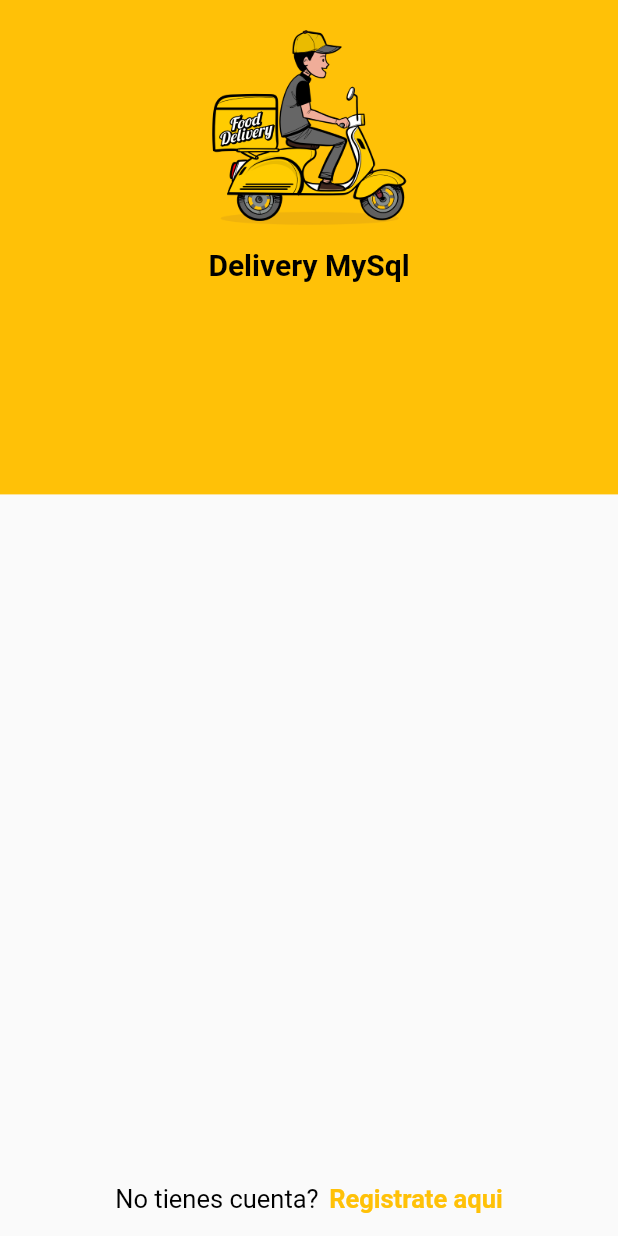
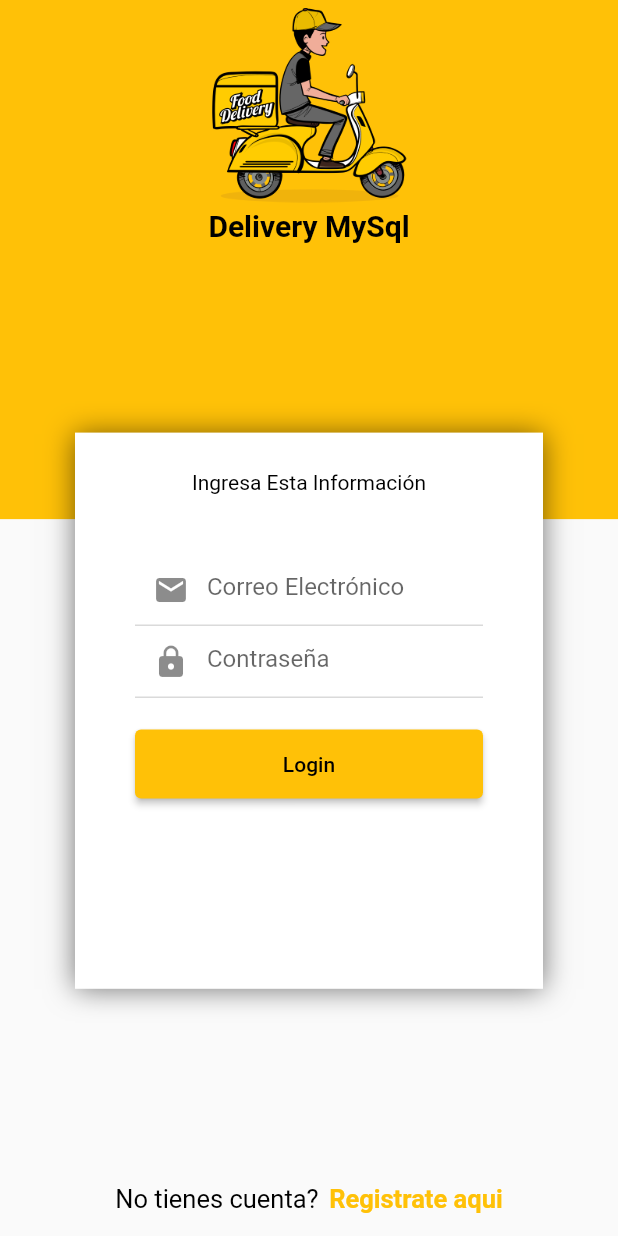
Before and after one commit to omarSuarezRodriguez/udemy_flutter_delivery, a Flutter app: the screen it shows after launch, on a phone screen of 412 x 824 dp. Run offline on Flutter 3.47's test engine with Material 2 defaults, Android fonts, the phone set to English and light mode, and no system bars; our stand-ins replace get.

Commit message:
v0.18 Creando la pantalla principal

```diff
--- a/lib/main.dart
+++ b/lib/main.dart
@@ -5,8 +5,6 @@ import 'package:udemy_flutter_delivery/src/pages/login/login_page.dart';
 void main() {
   runApp(MyApp());
 }
-
-
 
 class MyApp extends StatefulWidget {
   MyApp({Key? key}) : super(key: key);
@@ -16,8 +14,6 @@ class MyApp extends StatefulWidget {
 }
 
 class _MyAppState extends State<MyApp> {
-
-
   @override
   void initState() {
     // TODO: implement initState
@@ -30,9 +26,23 @@ class _MyAppState extends State<MyApp> {
       debugShowCheckedModeBanner: false,
       title: 'Delivery App',
       initialRoute: '/',
-      getPages: [
-        GetPage(name: '/', page: () => LoginPage())
-      ],
+      getPages: [GetPage(name: '/', page: () => LoginPage())],
+      theme: ThemeData(
+        primaryColor: Colors.amber,
+        colorScheme: ColorScheme(
+          primary: Colors.amber,
+          secondary: Colors.amberAccent,
+          brightness: Brightness.light,
+          onBackground: Colors.grey,
+          onPrimary: Colors.grey,
+          surface: Colors.grey,
+          onSurface: Colors.grey,
+          error: Colors.grey,
+          onError: Colors.grey,
+          onSecondary: Colors.grey,
+          background: Colors.grey,
+        ),
+      ),
       navigatorKey: Get.key,
     );
   }
--- a/lib/src/pages/login/login_page.dart
+++ b/lib/src/pages/login/login_page.dart
@@ -10,10 +10,12 @@ class LoginPage extends StatelessWidget {
         height: 50,
         child: _textDontHaveAccount(),
       ),
-      body: Stack(
+      body: SingleChildScrollView(
+        child: Stack(
           // Posicionar elementos uno encima del otro
           children: [
             _backgroundCover(context),
+            _boxForm(context),
             Column(
               // Posicionar elementos uno debajo del otro (Vertical)
               children: [
@@ -23,13 +25,14 @@ class LoginPage extends StatelessWidget {
             ),
           ],
         ),
+      ),
     );
   }
 
   Widget _backgroundCover(BuildContext context) {
     return Container(
       width: double.infinity,
-      height: MediaQuery.of(context).size.height * 0.4,
+      height: MediaQuery.of(context).size.height * 0.42,
       color: Colors.amber,
     );
   }
@@ -40,6 +43,83 @@ class LoginPage extends StatelessWidget {
       style: TextStyle(
           fontSize: 20, fontWeight: FontWeight.bold, color: Colors.black),
     );
+  }
+
+  Widget _buttonLogin() {
+    return Container(
+      width: double.infinity,
+      margin: EdgeInsets.symmetric(horizontal: 40.0, vertical: 20.0),
+      child: ElevatedButton(
+        style: ElevatedButton.styleFrom(
+          padding: EdgeInsets.symmetric(vertical: 15.0),
+        ),
+        onPressed: () {},
+        child: Text(
+          'Login',
+          style: TextStyle(
+            color: Colors.black,
+          ),
+        ),
+      ),
+    );
+  }
+
+  Widget _boxForm(BuildContext context) {
+    return Container(
+      height: MediaQuery.of(context).size.height * 0.45,
+      margin: EdgeInsets.only(
+          top: MediaQuery.of(context).size.height * 0.35, left: 50, right: 50),
+      decoration: BoxDecoration(color: Colors.white, boxShadow: <BoxShadow>[
+        BoxShadow(
+            color: Colors.black54, blurRadius: 15.0, offset: Offset(0, 0.75))
+      ]),
+      child: Column(
+        children: [
+          _textYourInfo(),
+          _textFieldEmail(),
+          _textFieldPassword(),
+          _buttonLogin(),
+        ],
+      ),
+    );
+  }
+
+  Widget _textFieldEmail() {
+    return Container(
+      margin: EdgeInsets.symmetric(horizontal: 40.0),
+      child: TextField(
+        keyboardType: TextInputType.emailAddress,
+        decoration: InputDecoration(
+          hintText: 'Correo Electrónico',
+          prefixIcon: Icon(Icons.email),
+        ),
+      ),
+    );
+  }
+
+  Widget _textFieldPassword() {
+    return Container(
+      margin: EdgeInsets.symmetric(horizontal: 40.0),
+      child: TextField(
+        keyboardType: TextInputType.text,
+        obscureText: true,
+        decoration: InputDecoration(
+          hintText: 'Contraseña',
+          prefixIcon: Icon(Icons.lock),
+        ),
+      ),
+    );
+  }
+
+  Widget _textYourInfo() {
+    return Container(
+        margin: EdgeInsets.only(top: 25.0, bottom: 40.0),
+        child: Text(
+          'Ingresa Esta Información',
+          style: TextStyle(
+            color: Colors.black,
+          ),
+        ));
   }
 
   Widget _textDontHaveAccount() {
@@ -56,7 +136,8 @@ class LoginPage extends StatelessWidget {
         ),
         Text(
           'Registrate aqui',
-          style: TextStyle(color: Colors.amber, fontWeight: FontWeight.bold, fontSize: 17.0),
+          style: TextStyle(
+              color: Colors.amber, fontWeight: FontWeight.bold, fontSize: 17.0),
         ),
       ],
     );
@@ -66,7 +147,7 @@ class LoginPage extends StatelessWidget {
   Widget _imageCover() {
     return SafeArea(
       child: Container(
-        margin: EdgeInsets.only(top: 20.0, bottom: 15.0),
+        margin: EdgeInsets.only(top: 5.0, bottom: 4.0),
         alignment: Alignment.topCenter,
         child: Image.asset(
           'assets/img/delivery.png',
```
Lines whose indentation alone changed are shown as unchanged.
